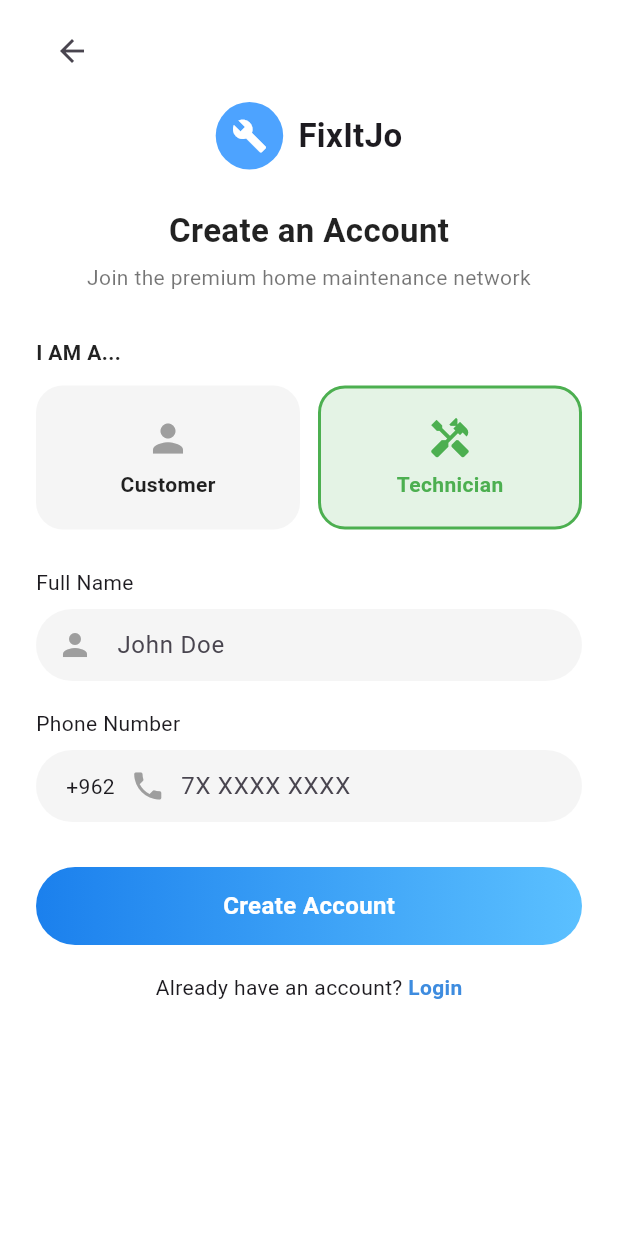
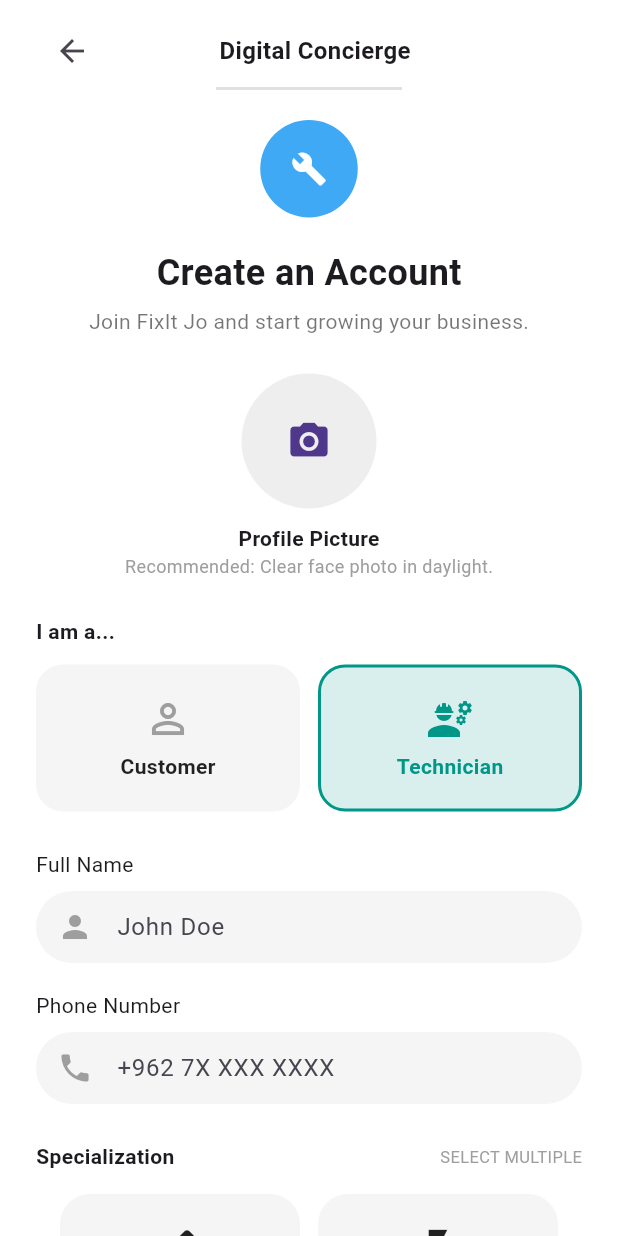
Before and after one commit to Tuleenalshattel/fixit-jo, a Flutter app: the RegisterPage screen opened directly, after a tap on "Technician", on a phone screen of 412 x 824 dp. Run offline on Flutter 3.47's test engine with Material 3 defaults, Android fonts, the phone set to English and light mode, and no system bars; our stand-ins replace image_picker; statements that could not run were skipped.

Commit message:
Update register_screen.dart

```diff
--- a/lib/screens/register_screen.dart
+++ b/lib/screens/register_screen.dart
@@ -1,5 +1,7 @@
 import 'package:flutter/material.dart';
 import 'otp_screen.dart';
+import 'package:image_picker/image_picker.dart';
+import 'dart:io';
 
 enum UserType { customer, technician }
 
@@ -17,6 +19,25 @@ class _RegisterPageState extends State<RegisterPage> {
   final TextEditingController _nameController = TextEditingController();
   final TextEditingController _phoneController = TextEditingController();
 
+  File? profileImage;
+
+  double experience = 8;
+
+  List<String> selectedSpecializations = [];
+
+  Future pickImage() async {
+
+    final picked = await ImagePicker().pickImage(
+      source: ImageSource.gallery,
+    );
+
+    if (picked != null) {
+      setState(() {
+        profileImage = File(picked.path);
+      });
+    }
+  }
+
   Widget buildUserCard({
     required String text,
     required IconData icon,
@@ -26,7 +47,7 @@ class _RegisterPageState extends State<RegisterPage> {
     bool selected = _selectedUserType == type;
 
     Color color =
-        type == UserType.customer ? Colors.blue : Colors.green;
+        type == UserType.customer ? Colors.blue : Colors.teal;
 
     return Expanded(
       child: GestureDetector(
@@ -49,7 +70,7 @@ class _RegisterPageState extends State<RegisterPage> {
             children: [
               Icon(
                 icon,
-                size: 30,
+                size: 32,
                 color: selected ? color : Colors.grey,
               ),
               const SizedBox(height: 6),
@@ -89,6 +110,51 @@ class _RegisterPageState extends State<RegisterPage> {
     );
   }
 
+  Widget buildSpecialization(String text, IconData icon) {
+
+    bool selected = selectedSpecializations.contains(text);
+
+    return GestureDetector(
+      onTap: () {
+
+        setState(() {
+
+          if (selected) {
+            selectedSpecializations.remove(text);
+          } else {
+            selectedSpecializations.add(text);
+          }
+
+        });
+
+      },
+      child: Container(
+        width: 160,
+        height: 100,
+        decoration: BoxDecoration(
+          color: selected ? Colors.blue.withOpacity(.2) : Colors.grey[100],
+          borderRadius: BorderRadius.circular(20),
+          border: Border.all(
+            color: selected ? Colors.blue : Colors.transparent,
+            width: 2,
+          ),
+        ),
+        child: Column(
+          mainAxisAlignment: MainAxisAlignment.center,
+          children: [
+
+            Icon(icon, size: 30),
+
+            const SizedBox(height: 8),
+
+            Text(text)
+
+          ],
+        ),
+      ),
+    );
+  }
+
   @override
   Widget build(BuildContext context) {
 
@@ -96,6 +162,7 @@ class _RegisterPageState extends State<RegisterPage> {
       backgroundColor: Colors.white,
 
       body: SafeArea(
+        child: SingleChildScrollView(
           child: Padding(
             padding: const EdgeInsets.symmetric(horizontal: 24),
             child: Column(
@@ -103,27 +170,60 @@ class _RegisterPageState extends State<RegisterPage> {
 
                 const SizedBox(height: 10),
 
-              Align(
-                alignment: Alignment.centerLeft,
-                child: IconButton(
+               Row(
+  children: [
+
+    IconButton(
       icon: const Icon(Icons.arrow_back),
       onPressed: () {
         Navigator.pop(context);
       },
     ),
+
+    Expanded(
+      child: Center(
+        child: _selectedUserType == UserType.customer
+            ? Row(
+                mainAxisAlignment: MainAxisAlignment.center,
+                children: const [
+                  Icon(Icons.build, size: 18),
+                  SizedBox(width: 6),
+                  Text(
+                    "FixIt Jo",
+                    style: TextStyle(
+                      fontWeight: FontWeight.w600,
+                      fontSize: 16,
+                    ),
+                  ),
+                ],
+              )
+            : const Text(
+                "Digital Concierge",
+                style: TextStyle(
+                  fontWeight: FontWeight.w600,
+                  fontSize: 16,
+                ),
+              ),
+      ),
     ),
 
-              const SizedBox(height: 10),
+    const SizedBox(width: 40),
 
-              Row(
-                mainAxisAlignment: MainAxisAlignment.center,
-                children: [
+  ],
+),
+                Container(
+                  margin: const EdgeInsets.symmetric(horizontal: 120),
+                  height: 2,
+                  color: Colors.grey.shade300,
+                ),
+
+                const SizedBox(height: 20),
 
                 Container(
-                    height: 45,
-                    width: 45,
+                  height: 65,
+                  width: 65,
                   decoration: const BoxDecoration(
-                      color: Color(0xff4da3ff),
+                    color: Color(0xff3fa9f5),
                     shape: BoxShape.circle,
                   ),
                   child: const Icon(
@@ -132,49 +232,63 @@ class _RegisterPageState extends State<RegisterPage> {
                   ),
                 ),
 
-                  const SizedBox(width: 10),
-
-                  const Text(
-                    "FixItJo",
-                    style: TextStyle(
-                      fontSize: 22,
-                      fontWeight: FontWeight.bold,
-                    ),
-                  )
-                ],
-              ),
-
-              const SizedBox(height: 25),
+                const SizedBox(height: 20),
 
                 const Text(
                   "Create an Account",
                   style: TextStyle(
-                  fontSize: 22,
-                  fontWeight: FontWeight.w700,
-                  color: Colors.black87,
+                    fontSize: 24,
+                    fontWeight: FontWeight.bold,
                   ),
                 ),
 
-              const SizedBox(height: 6),
+                const SizedBox(height: 5),
 
                 const Text(
-                "Join the premium home maintenance network",
+                  "Join FixIt Jo and start growing your business.",
                   style: TextStyle(
                     color: Colors.black54,
                   ),
-                textAlign: TextAlign.center,
                 ),
 
-              const SizedBox(height: 30),
+                if (_selectedUserType == UserType.technician) ...[
+
+                  const SizedBox(height: 25),
+
+                  GestureDetector(
+                    onTap: pickImage,
+                    child: CircleAvatar(
+                      radius: 45,
+                      backgroundColor: Colors.grey[200],
+                      backgroundImage:
+                          profileImage != null ? FileImage(profileImage!) : null,
+                      child: profileImage == null
+                          ? const Icon(Icons.camera_alt, size: 30)
+                          : null,
+                    ),
+                  ),
+
+                  const SizedBox(height: 10),
+
+                  const Text(
+                    "Profile Picture",
+                    style: TextStyle(fontWeight: FontWeight.w600),
+                  ),
+
+                  const Text(
+                    "Recommended: Clear face photo in daylight.",
+                    style: TextStyle(fontSize: 12, color: Colors.grey),
+                  ),
+
+                ],
+
+                const SizedBox(height: 25),
 
                 const Align(
                   alignment: Alignment.centerLeft,
                   child: Text(
-                  "I AM A...",
-                  style: TextStyle(
-                    fontWeight: FontWeight.w700,
-                    color: Colors.black87,
-                  ),
+                    "I am a...",
+                    style: TextStyle(fontWeight: FontWeight.bold),
                   ),
                 ),
 
@@ -185,7 +299,7 @@ class _RegisterPageState extends State<RegisterPage> {
 
                     buildUserCard(
                       text: "Customer",
-                    icon: Icons.person,
+                      icon: Icons.person_outline,
                       type: UserType.customer,
                     ),
 
@@ -193,7 +307,7 @@ class _RegisterPageState extends State<RegisterPage> {
 
                     buildUserCard(
                       text: "Technician",
-                    icon: Icons.handyman,
+                      icon: Icons.engineering,
                       type: UserType.technician,
                     ),
                   ],
@@ -223,38 +337,107 @@ class _RegisterPageState extends State<RegisterPage> {
 
                 const SizedBox(height: 8),
 
-              Container(
-                padding: const EdgeInsets.symmetric(horizontal: 14),
-                decoration: BoxDecoration(
-                  color: Colors.grey[100],
-                  borderRadius: BorderRadius.circular(25),
+                buildTextField(
+                  hint: "+962 7X XXX XXXX",
+                  icon: Icons.phone,
+                  controller: _phoneController,
                 ),
-                child: Row(
+
+                if (_selectedUserType == UserType.technician) ...[
+
+                  const SizedBox(height: 25),
+
+                  Row(
+                    children: const [
+
+                      Text(
+                        "Specialization",
+                        style: TextStyle(fontWeight: FontWeight.bold),
+                      ),
+
+                      Spacer(),
+
+                      Text(
+                        "SELECT MULTIPLE",
+                        style: TextStyle(
+                          fontSize: 11,
+                          color: Colors.grey,
+                        ),
+                      )
+
+                    ],
+                  ),
+
+                  const SizedBox(height: 15),
+
+                  Wrap(
+                    spacing: 12,
+                    runSpacing: 12,
                     children: [
 
-                    const SizedBox(width: 6),
-                    const Text("+962"),
-                    const SizedBox(width: 10),
-                    const Icon(Icons.phone, color: Colors.grey),
-                    const SizedBox(width: 10),
+                      buildSpecialization("Plumbing", Icons.plumbing),
+                      buildSpecialization("Electrical", Icons.flash_on),
+                      buildSpecialization("Carpentry", Icons.handyman),
+                      buildSpecialization("AC Repair", Icons.ac_unit),
+                      buildSpecialization("Heating", Icons.fireplace),
 
-                    Expanded(
-                      child: TextField(
-                        controller: _phoneController,
-                        decoration: const InputDecoration(
-                          border: InputBorder.none,
-                          hintText: "7X XXXX XXXX",
+                    ],
                   ),
+
+                  const SizedBox(height: 25),
+
+                  Row(
+                    children: [
+
+                      const Text(
+                        "Years of Experience",
+                        style: TextStyle(fontWeight: FontWeight.bold),
                       ),
+
+                      const Spacer(),
+
+                      Container(
+                        padding: const EdgeInsets.symmetric(
+                            horizontal: 12, vertical: 6),
+                        decoration: BoxDecoration(
+                          color: const Color(0xff1f8fa8),
+                          borderRadius: BorderRadius.circular(20),
+                        ),
+                        child: Text(
+                          "${experience.round()}+",
+                          style: const TextStyle(color: Colors.white),
+                        ),
+                      )
+
+                    ],
+                  ),
+
+                  Slider(
+                    value: experience,
+                    min: 1,
+                    max: 30,
+                    onChanged: (value) {
+                      setState(() {
+                        experience = value;
+                      });
+                    },
+                  ),
+
+                  Row(
+                    mainAxisAlignment: MainAxisAlignment.spaceBetween,
+                    children: const [
+                      Text("1 YEAR"),
+                      Text("15 YEARS"),
+                      Text("30 YEARS"),
+                    ],
                   ),
                 ],
-                ),
-              ),
 
                 const SizedBox(height: 30),
 
                 GestureDetector(
                   onTap: () {
+
                     Navigator.push(
                       context,
                       MaterialPageRoute(
@@ -262,29 +445,30 @@ class _RegisterPageState extends State<RegisterPage> {
                           userType: _selectedUserType,
                           name: _nameController.text,
                           phone: _phoneController.text,
-                        profileImage: null,
+                          profileImage: profileImage,
                         ),
                       ),
                     );
+
                   },
                   child: Container(
                     width: double.infinity,
-                  height: 52,
+                    height: 55,
                     decoration: BoxDecoration(
                       borderRadius: BorderRadius.circular(30),
                       gradient: const LinearGradient(
                         colors: [
-                        Color.fromARGB(255, 27, 128, 237),
-                        Color(0xff5bc0ff),
+                          Color(0xff1d8fff),
+                          Color(0xff63c6ff),
                         ],
                       ),
                     ),
                     child: const Center(
                       child: Text(
-                      "Create Account",
+                        "Register",
                         style: TextStyle(
                           color: Colors.white,
-                        fontSize: 16,
+                          fontSize: 17,
                           fontWeight: FontWeight.bold,
                         ),
                       ),
@@ -292,23 +476,44 @@ class _RegisterPageState extends State<RegisterPage> {
                   ),
                 ),
 
-              const SizedBox(height: 18),
+                const SizedBox(height: 15),
 
-              Row(
-                mainAxisAlignment: MainAxisAlignment.center,
-                children: const [
-                  Text("Already have an account? "),
-                  Text(
-                    "Login",
+                const Text.rich(
+                  TextSpan(
+                    text: "Already have an account? ",
+                    children: [
+                      TextSpan(
+                        text: "Login",
                         style: TextStyle(
-                      color: Color.fromARGB(255, 62, 140, 223),
+                          color: Colors.blue,
                           fontWeight: FontWeight.bold,
+                        ),
+                      )
+                    ],
+                  ),
+                ),
+
+                if (_selectedUserType == UserType.technician) ...[
+
+                  const SizedBox(height: 25),
+
+                  const Text(
+                    "BY CLICKING REGISTER, YOU AGREE TO OUR\n"
+                    "PROFESSIONAL TERMS OF SERVICE AND\n"
+                    "IDENTITY VERIFICATION POLICIES.",
+                    textAlign: TextAlign.center,
+                    style: TextStyle(
+                      fontSize: 10,
+                      color: Colors.grey,
+                      letterSpacing: 1,
                     ),
                   ),
                 ],
-              )
+
+                const SizedBox(height: 20),
 
               ],
+            ),
           ),
         ),
       ),
```
Lines whose indentation alone changed are shown as unchanged.
